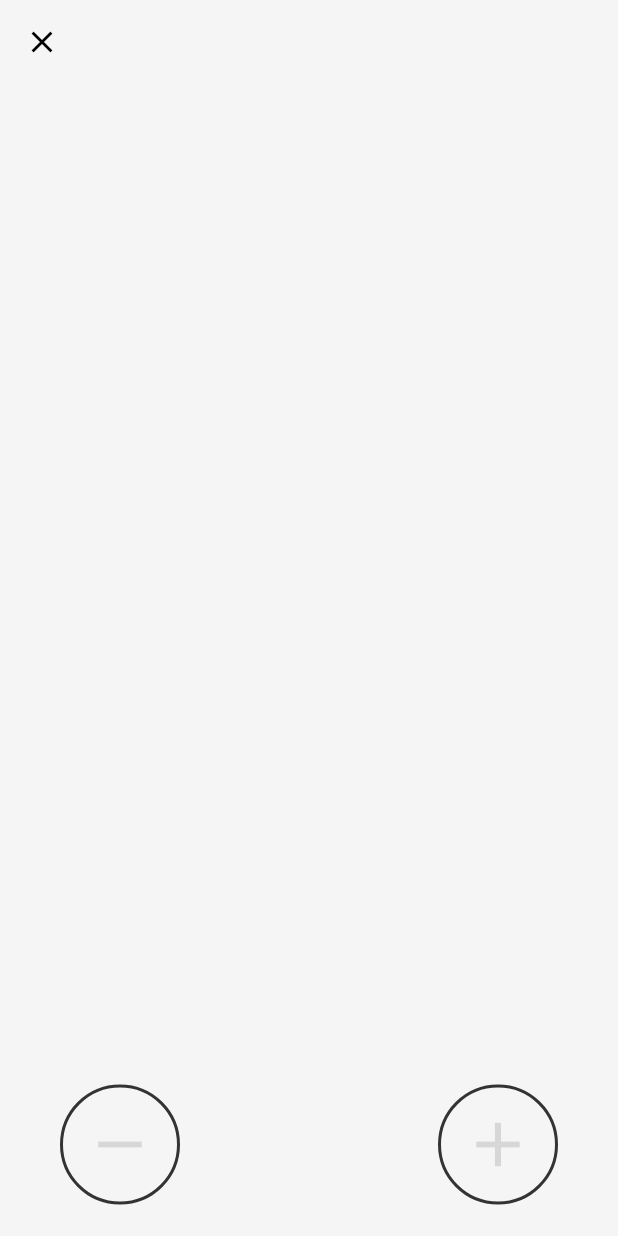
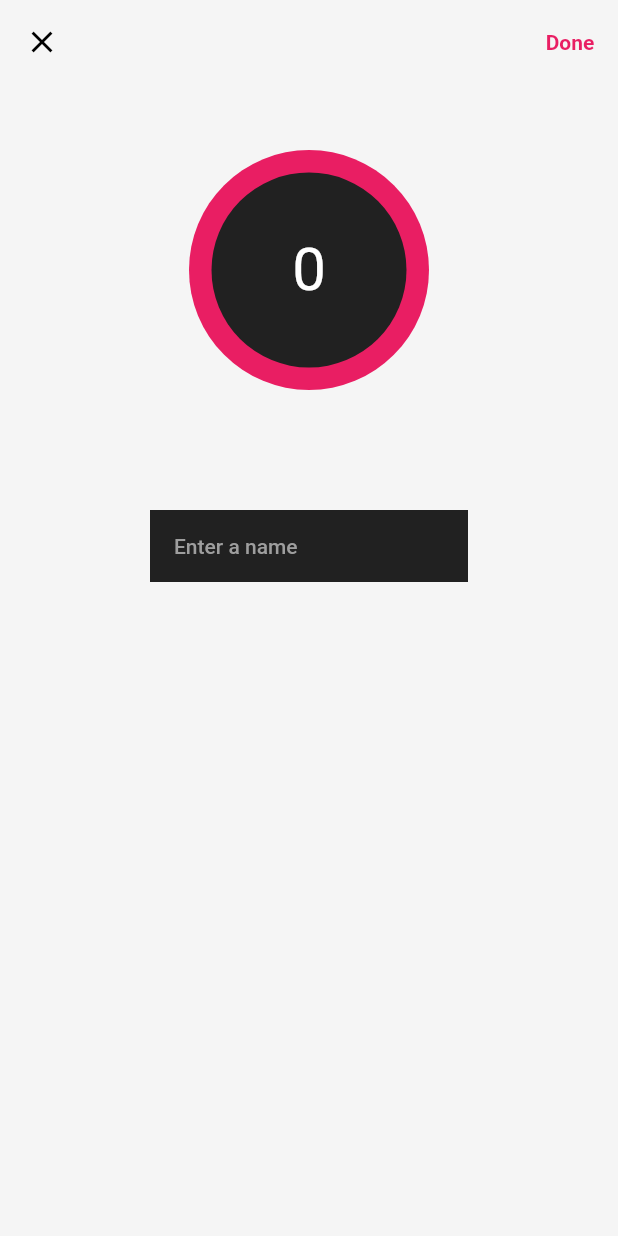
Before and after one commit to coodoo-io/counter_workshop, a Flutter app: the screen it shows after launch, after a tap on the "add" icon, on a phone screen of 412 x 824 dp. Run offline on Flutter 3.47's test engine with Material 2 defaults, Android fonts, the phone set to English and light mode, and no system bars; our stand-ins replace equatable, flutter_bloc, go_router; missing offline and left inert: logging_appenders; generated files the repository leaves out were written again.

Commit message:
add edit dialog

```diff
--- a/lib/src/core/routing/router.dart
+++ b/lib/src/core/routing/router.dart
@@ -1,5 +1,6 @@
 import 'package:counter_workshop/src/features/counter/presentation/dashboard/view/dashboard.page.dart';
 import 'package:counter_workshop/src/features/counter/presentation/detail/view/detail_counter.page.dart';
+import 'package:counter_workshop/src/features/counter/presentation/edit/view/edit_counter.page.dart';
 import 'package:counter_workshop/src/features/settings/presentation/settings.page.dart';
 import 'package:flutter/material.dart';
 import 'package:go_router/go_router.dart';
@@ -17,7 +18,7 @@ final router = GoRouter(
           path: 'new',
           pageBuilder: (context, state) => const MaterialPage(
             fullscreenDialog: true,
-            child: DetailCounterPage(),
+            child: EditCounterPage(),
           ),
         ),
         GoRoute(
--- /dev/null
+++ b/lib/src/features/counter/presentation/edit/bloc/edit_counter.bloc.dart
@@ -0,0 +1,26 @@
+import 'dart:async';
+
+import 'package:counter_workshop/src/features/counter/data/repositories/counter.repository.dart';
+import 'package:counter_workshop/src/features/counter/presentation/edit/bloc/edit_counter.event.dart';
+import 'package:counter_workshop/src/features/counter/presentation/edit/bloc/edit_counter.state.dart';
+import 'package:flutter_bloc/flutter_bloc.dart';
+import 'package:logging/logging.dart';
+
+class EditCounterBloc extends Bloc<EditCounterEvent, EditCounterState> {
+  final CounterRepository counterRepository;
+  final log = Logger('CounterRepository');
+
+  EditCounterBloc({required this.counterRepository}) : super(const EditCounterData(null)) {
+    on<CounterCreate>(_onCreateCounter);
+  }
+
+  Future<FutureOr<void>> _onCreateCounter(CounterCreate event, Emitter<EditCounterState> emit) async {
+    try {
+      emit(const EditCounterLoading());
+      final counterModel = await counterRepository.createCounter(counterModel: event.counterModel);
+      emit(EditCounterData(counterModel));
+    } catch (e) {
+      emit(EditCounterError(e.toString()));
+    }
+  }
+}
--- /dev/null
+++ b/lib/src/features/counter/presentation/edit/bloc/edit_counter.event.dart
@@ -0,0 +1,27 @@
+import 'package:counter_workshop/src/features/counter/domain/model/counter.model.dart';
+import 'package:equatable/equatable.dart';
+
+abstract class EditCounterEvent extends Equatable {
+  const EditCounterEvent();
+
+  @override
+  List<Object> get props => [];
+}
+
+class CounterLoading extends EditCounterEvent {}
+
+class CounterError extends EditCounterEvent {}
+
+class CounterCreate extends EditCounterEvent {
+  const CounterCreate(this.counterModel);
+  final CounterModel counterModel;
+  @override
+  List<Object> get props => [counterModel];
+}
+
+class FetchCounter extends EditCounterEvent {
+  const FetchCounter(this.counterId);
+  final String counterId;
+  @override
+  List<Object> get props => [counterId];
+}
--- /dev/null
+++ b/lib/src/features/counter/presentation/edit/bloc/edit_counter.state.dart
@@ -0,0 +1,37 @@
+import 'package:counter_workshop/src/features/counter/domain/model/counter.model.dart';
+import 'package:equatable/equatable.dart';
+import 'package:flutter/foundation.dart';
+
+@immutable
+abstract class EditCounterState extends Equatable {
+  const EditCounterState();
+
+  @override
+  List<Object?> get props => [];
+}
+
+/// The initial Counter State
+class EditCounterInitial extends EditCounterState {
+  const EditCounterInitial();
+}
+
+/// State indicating that data is being loaded
+class EditCounterLoading extends EditCounterState {
+  const EditCounterLoading();
+}
+
+/// State indicating that data was edited
+class EditCounterData extends EditCounterState {
+  final CounterModel? counterModel;
+  const EditCounterData(this.counterModel);
+  @override
+  List<Object?> get props => [counterModel];
+}
+
+/// Error counter State
+class EditCounterError extends EditCounterState {
+  final String error;
+  const EditCounterError(this.error);
+  @override
+  List<Object> get props => [error];
+}
--- /dev/null
+++ b/lib/src/features/counter/presentation/edit/view/edit_counter.page.dart
@@ -0,0 +1,153 @@
+import 'package:counter_workshop/src/core/widgets/custom_loading_indicator.widget.dart';
+import 'package:counter_workshop/src/core/widgets/error_message.widget.dart';
+import 'package:counter_workshop/src/features/counter/data/repositories/counter.repository.dart';
+import 'package:counter_workshop/src/features/counter/domain/model/counter.model.dart';
+import 'package:counter_workshop/src/features/counter/presentation/dashboard/bloc/dashboard.bloc.dart';
+import 'package:counter_workshop/src/features/counter/presentation/dashboard/bloc/dashboard.event.dart';
+import 'package:counter_workshop/src/features/counter/presentation/edit/bloc/edit_counter.bloc.dart';
+import 'package:counter_workshop/src/features/counter/presentation/edit/bloc/edit_counter.event.dart';
+import 'package:counter_workshop/src/features/counter/presentation/edit/bloc/edit_counter.state.dart';
+import 'package:flutter/material.dart';
+import 'package:flutter_bloc/flutter_bloc.dart';
+import 'package:go_router/go_router.dart';
+import 'package:logging/logging.dart';
+
+class EditCounterPage extends StatelessWidget {
+  const EditCounterPage({super.key});
+
+  @override
+  Widget build(BuildContext context) {
+    final bloc = EditCounterBloc(counterRepository: context.read<CounterRepository>());
+
+    return BlocProvider(
+      create: (context) => bloc,
+      child: const EditCounterView(),
+    );
+  }
+}
+
+class EditCounterView extends StatelessWidget {
+  const EditCounterView({super.key});
+
+  @override
+  Widget build(BuildContext context) {
+    final theme = Theme.of(context);
+    final editCounterBloc = context.watch<EditCounterBloc>();
+    final log = Logger('CounterView');
+
+    return Scaffold(
+      extendBodyBehindAppBar: true,
+      appBar: AppBar(
+        actions: [
+          TextButton(
+            onPressed: () {
+              editCounterBloc.add(
+                const CounterCreate(
+                  CounterModel(
+                    name: 'test',
+                    value: 0,
+                    color: Colors.white,
+                    id: '9',
+                    goalValue: 100,
+                    startValue: 12,
+                    stepSize: 1,
+                  ),
+                ),
+              );
+            },
+            child: const Text('Done', style: TextStyle(color: Colors.pink, fontWeight: FontWeight.w700)),
+          ),
+        ],
+      ),
+      body: SingleChildScrollView(
+        child: BlocConsumer<EditCounterBloc, EditCounterState>(
+          listenWhen: (previous, current) {
+            if (previous is EditCounterLoading && current is EditCounterData) {
+              return true;
+            }
+            return false;
+          },
+          listener: (context, state) {
+            if (state is EditCounterData) {
+              // Calling DashboardBloc (MasterPage) from DetailCounterBloc (DetailPage)
+              log.info('EditBlocListener: ${state.counterModel?.name}');
+              final dashboardBloc = context.read<DashboardBloc>();
+              dashboardBloc.add(FetchCounterList());
+              context.pop();
+            }
+          },
+          builder: (context, state) {
+            if (state is EditCounterLoading) {
+              return const CustomLoadingIndicator();
+            }
+            if (state is EditCounterData) {
+              return CounterValueIndicator(counterModel: state.counterModel);
+            }
+            if (state is EditCounterError) {
+              return ErrorMessage(error: state.error);
+            } else {
+              return const SizedBox.shrink();
+            }
+          },
+        ),
+      ),
+    );
+  }
+}
+
+class CounterValueIndicator extends StatelessWidget {
+  const CounterValueIndicator({Key? key, this.counterModel}) : super(key: key);
+  final CounterModel? counterModel;
+
+  @override
+  Widget build(BuildContext context) {
+    return Center(
+      child: Padding(
+        padding: const EdgeInsets.only(left: 100, right: 100, top: 100),
+        child: Column(
+          children: [
+            CircleAvatar(
+              radius: 80,
+              backgroundColor: Colors.pink,
+              child: CircleAvatar(
+                radius: 65,
+                backgroundColor: Colors.grey.shade900,
+                child: Text(
+                  counterModel?.value.toString() ?? '0',
+                  style: const TextStyle(color: Colors.white, fontSize: 40),
+                ),
+              ),
+            ),
+            const SizedBox(height: 80),
+            _NameInput(name: counterModel?.name),
+          ],
+        ),
+      ),
+    );
+  }
+}
+
+class _NameInput extends StatelessWidget {
+  const _NameInput({Key? key, this.name}) : super(key: key);
+  final String? name;
+
+  @override
+  Widget build(BuildContext context) {
+    return BlocBuilder<EditCounterBloc, EditCounterState>(
+      buildWhen: (previous, current) => previous != current,
+      builder: (context, state) {
+        return TextFormField(
+          initialValue: name,
+          // onChanged: (email) => context.read<EditCounterBloc>().emailChanged(email),
+          decoration: InputDecoration(
+            border: InputBorder.none,
+            hintText: 'Enter a name',
+            hintStyle: const TextStyle(color: Colors.grey),
+            fillColor: Colors.grey.shade900,
+            filled: true,
+          ),
+        );
+      },
+    );
+  }
+}
```
